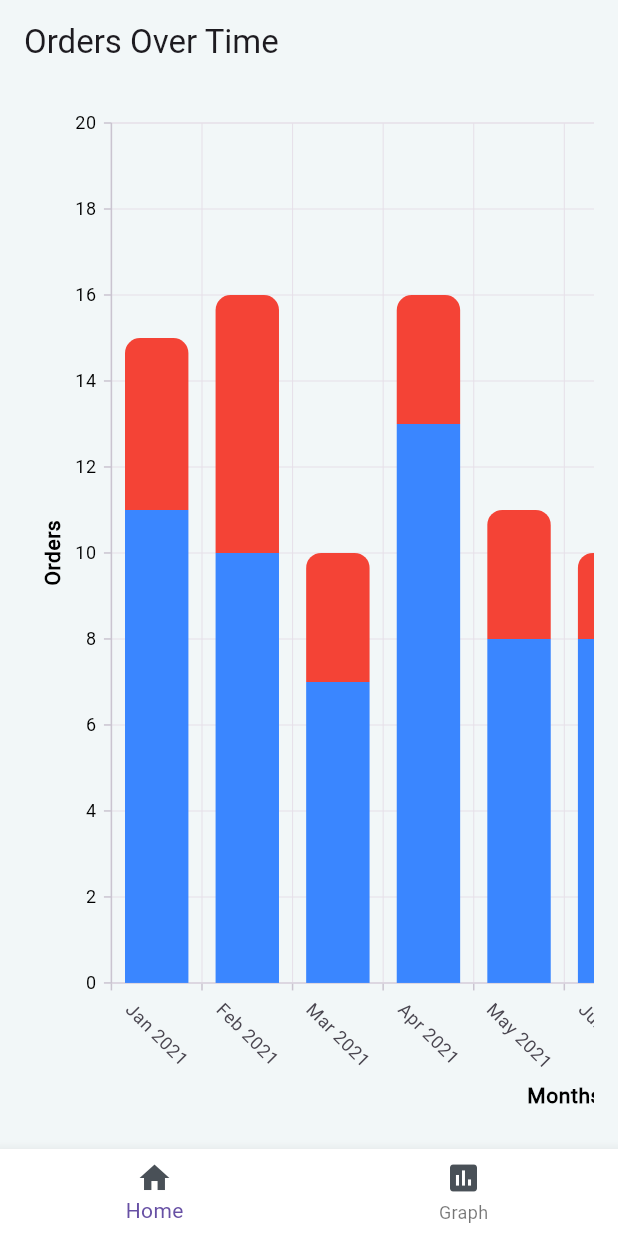
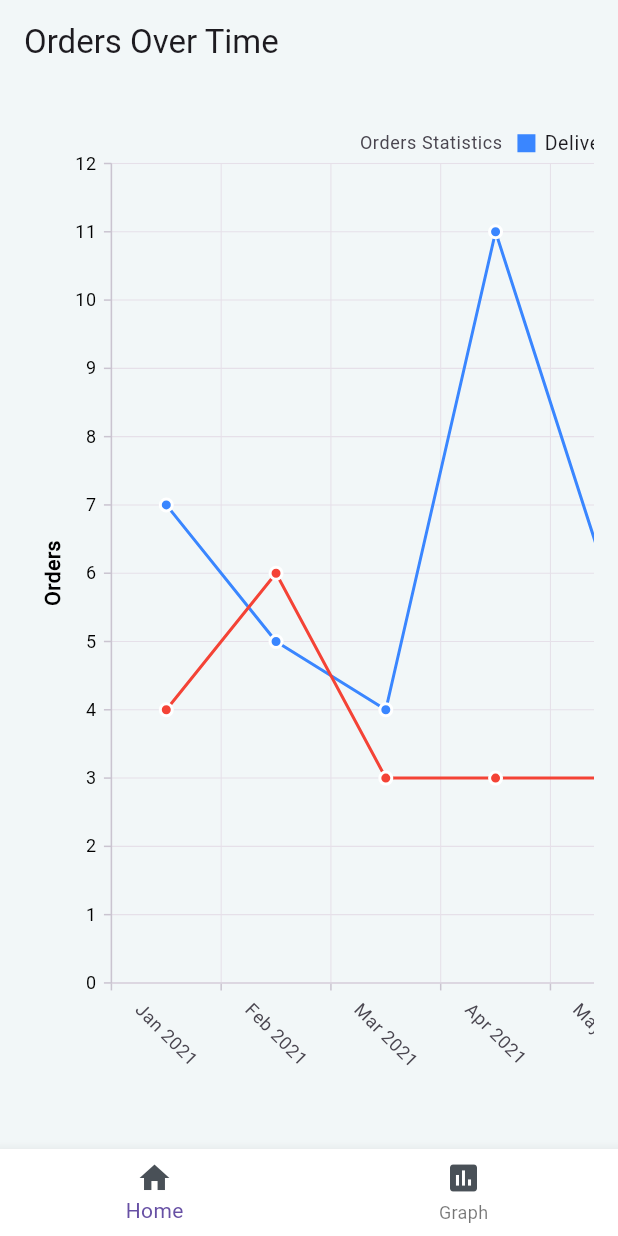
Before and after one commit to kTahaa96/karim_taha_task, a Flutter app: the screen it shows after launch, item 2 of the bottom bar chosen, on a phone screen of 412 x 824 dp. Run offline on Flutter 3.47's test engine with Material 3 defaults, Android fonts, the phone set to English and light mode, and no system bars; our stand-ins replace flutter_bloc, syncfusion_flutter_charts.

Commit message:
changed graph type

```diff
--- a/lib/presentation/view/graph_screen.dart
+++ b/lib/presentation/view/graph_screen.dart
@@ -54,35 +54,52 @@ class GraphScreen extends StatelessWidget {
                         ),
                       ),
                       minimum: 0,
-                      labelStyle: const TextStyle(
+                      labelStyle: TextStyle(
                         color: MainColors.black,
                       ),
                     ),
                     series: <ChartSeries>[
-                      // Total Orders Count Series
-                      StackedColumnSeries<_MonthlyData, String>(
+                      // Line Chart for Non-Returned Orders with Gradient
+                      LineSeries<_MonthlyData, String>(
                         dataSource: chartData,
                         xValueMapper: (_MonthlyData data, _) => data.month,
-                        yValueMapper: (_MonthlyData data, _) =>
-                            data.totalOrders,
-                        name: 'Total Orders',
+                        yValueMapper: (_MonthlyData data, _) => data.nonReturnedOrders,
+                        name: 'Delivered Orders',
                         color: MainColors.primary,
+                        markerSettings: MarkerSettings(
+                          isVisible: true,
+                          shape: DataMarkerType.circle,
+                          color: MainColors.primary,
+                          borderColor: Colors.white,
+                          borderWidth: 2,
+                        ),
+                        width: 2,
+                        enableTooltip: true,
                       ),
-                      // Returned Orders Count Series
-                      StackedColumnSeries<_MonthlyData, String>(
+                      // Line Chart for Returned Orders
+                      LineSeries<_MonthlyData, String>(
                         dataSource: chartData,
                         xValueMapper: (_MonthlyData data, _) => data.month,
-                        yValueMapper: (_MonthlyData data, _) =>
-                            data.returnedOrders,
+                        yValueMapper: (_MonthlyData data, _) => data.returnedOrders,
                         name: 'Returned Orders',
                         color: Colors.red,
-                        borderRadius: BorderRadius.only(
-                          topLeft: Radius.circular(10),
-                          topRight: Radius.circular(10),
+                        markerSettings: MarkerSettings(
+                          isVisible: true,
+                          shape: DataMarkerType.circle,
+                          color: Colors.red,
+                          borderColor: Colors.white,
+                          borderWidth: 2,
                         ),
+                        width: 2,
+                        enableTooltip: true,
                       ),
                     ],
-                    legend: Legend(isVisible: true),
+                    legend: Legend(
+                      isVisible: true,
+                      position: LegendPosition.top,
+                      alignment: ChartAlignment.center,
+                      title: LegendTitle(text: 'Orders Statistics'),
+                    ),
                   ),
                 ),
               ),
@@ -105,10 +122,13 @@ class GraphScreen extends StatelessWidget {
 
       if (!monthlyData.containsKey(month)) {
         monthlyData[month] =
-            _MonthlyData(month: month, totalOrders: 0, returnedOrders: 0);
+            _MonthlyData(month: month, totalOrders: 0, returnedOrders: 0, nonReturnedOrders: 0);
       }
 
       monthlyData[month]!.totalOrders++;
+
+      // Increment non-returned orders by calculating totalOrders - returnedOrders
+      monthlyData[month]!.nonReturnedOrders = monthlyData[month]!.totalOrders - monthlyData[month]!.returnedOrders;
 
       if (order.status == 'RETURNED') {
         monthlyData[month]!.returnedOrders++;
@@ -128,10 +148,12 @@ class _MonthlyData {
   final String month;
   int totalOrders;
   int returnedOrders;
+  int nonReturnedOrders; // Added this property for non-returned orders
 
   _MonthlyData({
     required this.month,
     required this.totalOrders,
     required this.returnedOrders,
+    required this.nonReturnedOrders,
   });
 }
--- a/pubspec.yaml
+++ b/pubspec.yaml
@@ -13,7 +13,7 @@ dependencies:
   equatable: ^2.0.5
   json_serializable: ^6.9.0
   cupertino_icons: ^1.0.8
-  syncfusion_flutter_charts: ^20.1.55
+  syncfusion_flutter_charts: ^20.4.50
   mocktail: ^1.0.4
   flutter_svg: ^2.0.16
 
```
Also changed, not shown: lib/presentation/view/home_analytics_view.dart (+21 -6 lines).
